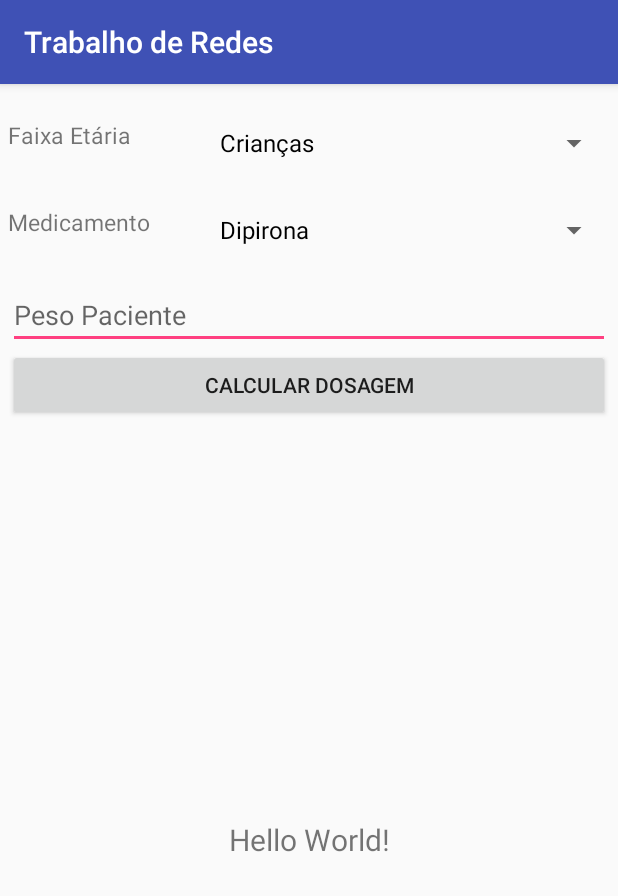
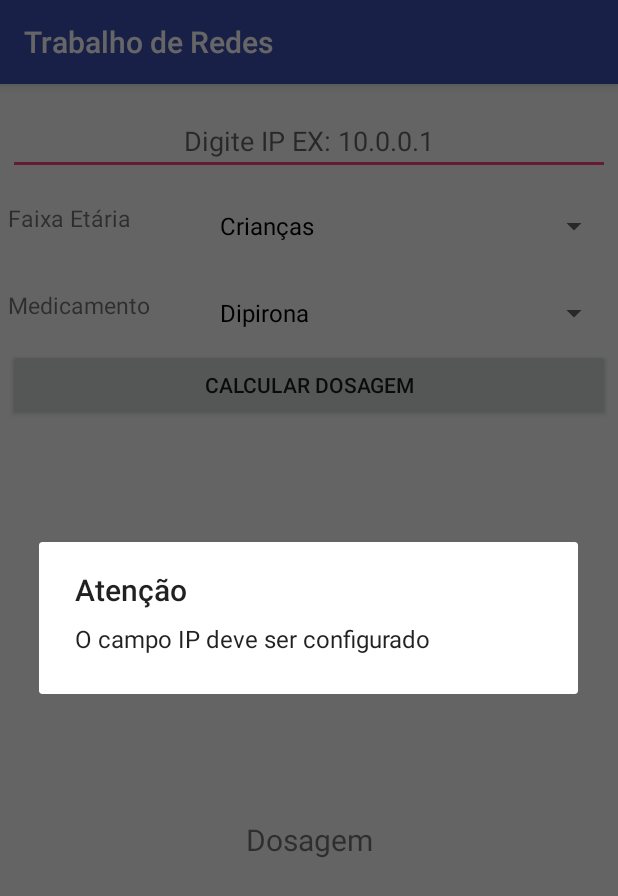
Before and after one commit to ClaytonAndrade/Trabalho_Redes-Trabalho_Redes_Android, an Android app: the screen it shows after launch (MainActivity), after a tap on "CALCULAR DOSAGEM", on a phone screen of 412 x 824 dp. Shown: the top 896 px of the screen. Run offline under Robolectric (Android 15) with nearby library versions, the phone set to English and light mode, and no system bars.

Commit message:
sincronizacao, variaveis a e execoes a tratar

```diff
--- a/app/src/main/AndroidManifest.xml
+++ b/app/src/main/AndroidManifest.xml
@@ -3,6 +3,8 @@
     package="com.andradeclayton.trabalhoderedes">
 
     <uses-permission android:name="android.permission.INTERNET"/>
+    <uses-permission android:name="android.permission.ACCESS_NETWORK_STATE" />
+    <uses-permission android:name="android.permission.INTERNET" />
 
     <application
         android:allowBackup="true"
@@ -11,9 +13,11 @@
         android:roundIcon="@mipmap/ic_launcher_round"
         android:supportsRtl="true"
         android:theme="@style/AppTheme">
-        <activity android:name=".activitys.MainActivity">
+        <activity android:name=".activitys.MainActivity"
+            android:screenOrientation="portrait">
             <intent-filter>
                 <action android:name="android.intent.action.MAIN" />
+                <action android:name="android.intent.action.AcessoServidorSockets" />
 
                 <category android:name="android.intent.category.LAUNCHER" />
             </intent-filter>
--- a/app/src/main/java/com/andradeclayton/trabalhoderedes/activitys/MainActivity.java
+++ b/app/src/main/java/com/andradeclayton/trabalhoderedes/activitys/MainActivity.java
@@ -1,26 +1,26 @@
 package com.andradeclayton.trabalhoderedes.activitys;
 
+import android.content.Context;
+import android.os.StrictMode;
+import android.support.v7.app.AlertDialog;
 import android.support.v7.app.AppCompatActivity;
 import android.os.Bundle;
-import android.util.Log;
 import android.view.View;
+import android.view.inputmethod.InputMethodManager;
 import android.widget.AdapterView;
 import android.widget.ArrayAdapter;
 import android.widget.Button;
 import android.widget.EditText;
 import android.widget.Spinner;
 import android.widget.TextView;
+import android.widget.Toast;
 
 import com.andradeclayton.trabalhoderedes.R;
-import com.andradeclayton.trabalhoderedes.models.QuantidadeMedicacao;
-import com.andradeclayton.trabalhoderedes.services.AcessoServidorSockets;
-import com.andradeclayton.trabalhoderedes.services.QuantidadeMedicacaoService;
 
-import retrofit2.Call;
-import retrofit2.Callback;
-import retrofit2.Response;
-import retrofit2.Retrofit;
-import retrofit2.converter.gson.GsonConverterFactory;
+import java.io.DataInputStream;
+import java.io.DataOutputStream;
+import java.io.IOException;
+import java.net.Socket;
 
 public class MainActivity extends AppCompatActivity {
 
@@ -28,7 +28,7 @@ public class MainActivity extends AppCompatActivity {
 
     Spinner  spn_faixa_etaria;
     Spinner  spn_medicamento;
-    EditText edt_peso_paciente;
+    EditText edt_ip;
     Button   btn_calcular_dosagem;
     TextView txv_resultado;
 
@@ -43,9 +43,14 @@ public class MainActivity extends AppCompatActivity {
         super.onCreate(savedInstanceState);
         setContentView(R.layout.activity_main);
 
+        if (android.os.Build.VERSION.SDK_INT > 9){
+            StrictMode.ThreadPolicy policy = new StrictMode.ThreadPolicy.Builder().permitAll().build();
+            StrictMode.setThreadPolicy(policy);
+        }
+
         spn_faixa_etaria     = (Spinner)  findViewById(R.id.spinner_faixa_etaria);
         spn_medicamento      = (Spinner)  findViewById(R.id.spinner_tipo_remedios);
-        edt_peso_paciente    = (EditText) findViewById(R.id.edt_peso_paciente);
+        edt_ip               = (EditText) findViewById(R.id.edt_ip);
         btn_calcular_dosagem = (Button)   findViewById(R.id.btn_calcular);
         txv_resultado        = (TextView) findViewById(R.id.txv_resultado);
 
@@ -83,45 +88,87 @@ public class MainActivity extends AppCompatActivity {
 
     }
 
-    /*public String RequestConsulta(QuantidadeMedicacao quantidadeMedicacao){
+    public void CalcularDosagem(View view) {
+        final String ip;
+        final String mensagem;
+        boolean validacaoip = false;
 
-        final String[] resposta = new String[1];
-        final String respostaRequest = "A medida nào pode ser calculada";
+        hideKeyboard(this, view);
 
-        Retrofit retrofit = new Retrofit.Builder()
-                .baseUrl(QuantidadeMedicacaoService.BASE_URL)
-                .addConverterFactory(GsonConverterFactory.create())
-                .build();
+        if(!validaIp()){
+            return;
+        }
+        mensagem = faixa_etaria + " " + medicamento;
+        ip = edt_ip.getText().toString();
 
-        QuantidadeMedicacaoService service = retrofit.create(QuantidadeMedicacaoService.class);
-        Call<String> reCall = service.resultado(quantidadeMedicacao);
+        new Thread(new Runnable() {
+            @Override
+            public void run() {
+                conectarSocket(mensagem, ip);
+            }
+        }).start();
+    }
 
-        reCall.enqueue(new Callback<String>() {
-            @Override
-            public void onResponse(Call<String> call, Response<String> response) {
-                if(!response.isSuccessful()){
-                    Log.e(TAG, "Erro: " + response.code());
-                }else{
-                     resposta[0] = response.body();
+    private void conectarSocket(String msg, String ip) {
+        Socket socket = null;
+        String mens = "Nào conseguimos manter uma conexão";
+        DataOutputStream canalSaida = null;
+        DataInputStream canalEntrada = null;
 
-                    //respostaRequest = response.raw();
+        try {
+
+            socket = new Socket(ip, 8080);
+
+            canalSaida = new DataOutputStream(socket.getOutputStream());
+            canalSaida.writeUTF(msg);
+
+            canalEntrada = new DataInputStream(socket.getInputStream());
+            mens = canalEntrada.readLine();
+            txv_resultado.setText(mens);
+
+
+        } catch (Exception e) {
+            //FIXME Tratar a Exception.
+            e.printStackTrace();
+        }finally {
+            try{
+                if(socket != null){
+                    socket.close();
                 }
+                if(canalSaida != null){
+                    canalSaida.close();
+                }
+                if(canalEntrada != null){
+                    canalEntrada.close();
+                }
+            }catch (IOException e) {
+                e.printStackTrace();
             }
+        }
+    }
 
-            @Override
-            public void onFailure(Call<String> call, Throwable t) {
-                Log.e(TAG, "Erro: " + t.getMessage());
-            }
-        });
+    private boolean validaIp(){
 
-        return respostaRequest;
-    }*/
+        if(edt_ip.getText().toString().equals("")){
+            AlertDialog alerta;
 
-    public void CalcularDosagem(View view) {
-        AcessoServidorSockets acessoServidorSockets = new AcessoServidorSockets();
-        String mensagem;
+            AlertDialog.Builder builder = new AlertDialog.Builder(this);
+            builder.setTitle("Atenção");
+            builder.setMessage("O campo IP deve ser configurado");
+            alerta = builder.create();
+            alerta.show();
 
-        mensagem = faixa_etaria + " " + medicamento + " " + edt_peso_paciente.getText().toString();
-        acessoServidorSockets.sendMessage(mensagem);
+            edt_ip.requestFocus();
+
+            return false;
+        }
+
+        return true;
     }
+
+    public static void hideKeyboard(Context context, View editText) {
+        InputMethodManager imm = (InputMethodManager) context.getSystemService(Context.INPUT_METHOD_SERVICE);
+        imm.hideSoftInputFromWindow(editText.getWindowToken(), 0);
+    }
+
 }
--- a/app/src/main/java/com/andradeclayton/trabalhoderedes/services/AcessoServidorSockets.java
+++ /dev/null
@@ -1,49 +0,0 @@
-package com.andradeclayton.trabalhoderedes.services;
-
-import android.os.AsyncTask;
-import android.util.Log;
-
-import java.io.BufferedReader;
-import java.io.IOException;
-import java.io.InputStreamReader;
-import java.io.PrintWriter;
-import java.net.Socket;
-
-public class AcessoServidorSockets extends AsyncTask {
-    // DEVE COLOCAR AQUI O IP DA SUA MÁQUINA
-    private static String IP = "172.22.25.156";
-    private static int PORT = 4500;
-    private Socket socket = null;
-    private PrintWriter out = null;
-    private BufferedReader in = null;
-
-    public AcessoServidorSockets(){
-
-    }
-
-    @Override
-    protected Object doInBackground(Object[] params) {
-        try {
-            socket = new Socket(IP, PORT);
-            out = new PrintWriter(socket.getOutputStream(), true);
-            in = new BufferedReader(new InputStreamReader(socket.getInputStream()));
-        }
-        catch (IOException e) {
-            Log.d("DEBUG ERROR", e.toString());
-        }
-        return null;
-    }
-
-    public boolean sendMessage(String message){
-        out.println(message);
-        return true;
-    }
-
-    private void closeAll(){
-        try {
-            socket.close();
-        } catch (IOException e) {
-            e.printStackTrace();
-        }
-    }
-}
--- a/app/src/main/java/com/andradeclayton/trabalhoderedes/services/QuantidadeMedicacaoService.java
+++ /dev/null
@@ -1,16 +0,0 @@
-package com.andradeclayton.trabalhoderedes.services;
-
-import com.andradeclayton.trabalhoderedes.models.QuantidadeMedicacao;
-
-import retrofit2.Call;
-import retrofit2.http.Body;
-import retrofit2.http.GET;
-import retrofit2.http.POST;
-
-public interface QuantidadeMedicacaoService {
-
-    public static final String BASE_URL = "";
-
-    @POST("quantidademedicacao/consult")
-    Call<String> resultado(@Body QuantidadeMedicacao quantidadeMedicacao);
-}
--- a/app/src/main/res/layout/activity_main.xml
+++ b/app/src/main/res/layout/activity_main.xml
@@ -8,6 +8,16 @@
     tools:context=".activitys.MainActivity"
     android:orientation="vertical"
     android:padding="5dp">
+
+    <EditText
+        android:id="@+id/edt_ip"
+        android:layout_width="match_parent"
+        android:layout_height="wrap_content"
+        android:layout_marginTop="10dp"
+        android:digits="1234567890.,"
+        android:inputType="numberDecimal"
+        android:textAlignment="center"
+        android:hint="@string/edt_ip"/>
 
     <LinearLayout
         android:layout_width="match_parent"
@@ -54,15 +64,6 @@
         </Spinner>
     </LinearLayout>
 
-    <EditText
-        android:id="@+id/edt_peso_paciente"
-        android:layout_width="match_parent"
-        android:layout_height="wrap_content"
-        android:layout_marginTop="10dp"
-        android:digits="1234567890.,"
-        android:inputType="numberDecimal"
-        android:hint="@string/edt_peso_paciente"/>
-
     <Button
         android:id="@+id/btn_calcular"
         android:layout_width="match_parent"
@@ -78,6 +79,6 @@
         android:textSize="20dp"
         android:gravity="center"
         android:layout_gravity="center"
-        android:text="Hello World!"/>
+        android:text="@string/txv_dosagem"/>
 
 </LinearLayout>
--- a/app/src/main/res/values/strings.xml
+++ b/app/src/main/res/values/strings.xml
@@ -2,8 +2,9 @@
     <string name="app_name">Trabalho de Redes</string>
     <string name="txv_faixa_etaria">Faixa Etária</string>
     <string name="txv_tipo_medicamento">Medicamento</string>
-    <string name="edt_peso_paciente">Peso Paciente</string>
+    <string name="edt_ip">Digite IP EX: 10.0.0.1</string>
     <string name="btn_calcular">Calcular Dosagem</string>
+    <string name="txv_dosagem">Dosagem</string>
 
     <string-array name="faixa_etaria">
         <item> Crianças </item>
@@ -15,8 +16,6 @@
         <item> Dipirona </item>
         <item> Paracetamol </item>
         <item> Dramin </item>
-        <item> Cimeticona </item>
-        <item> Luftal </item>
     </string-array>
 
 </resources>
```
